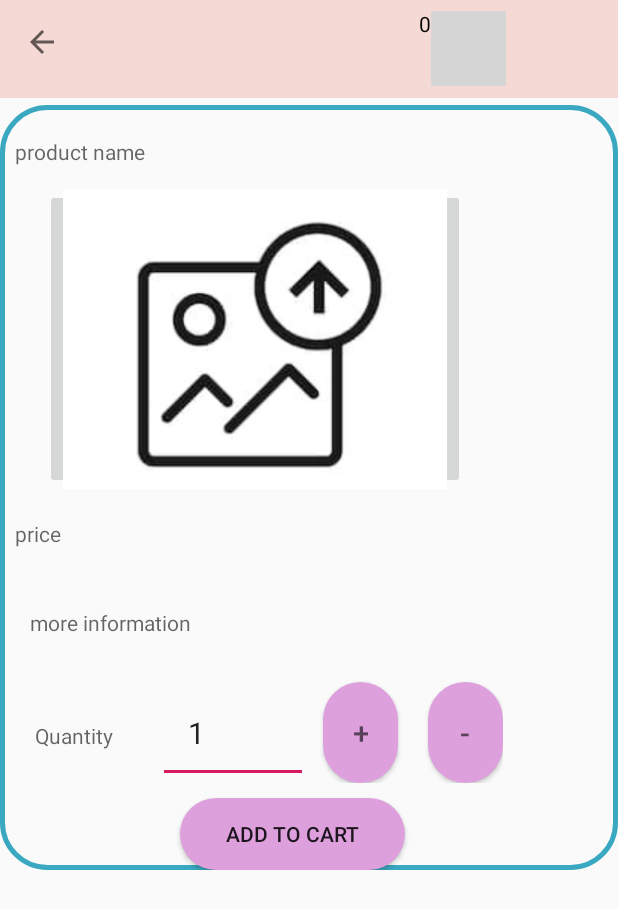
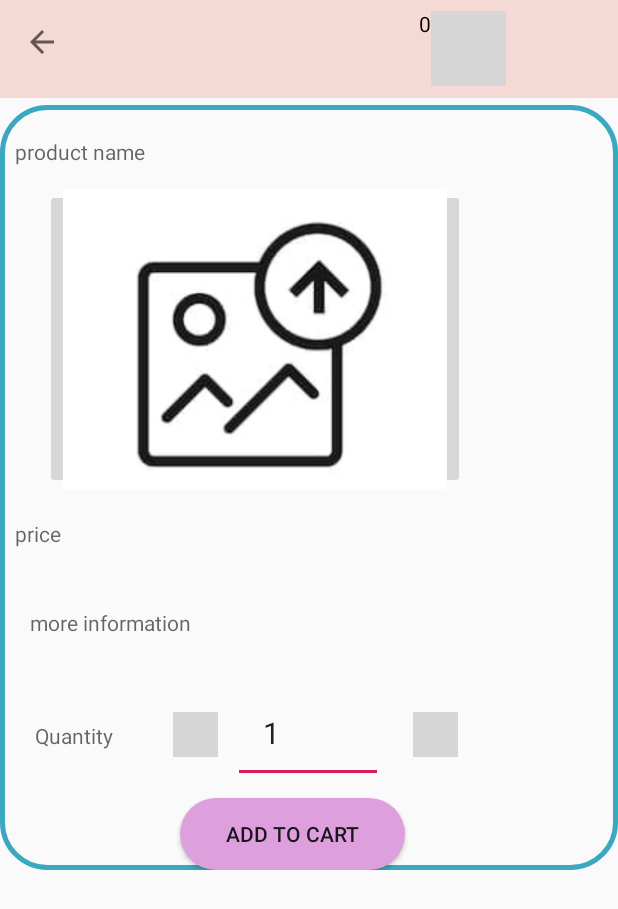
Before and after one commit to Randere1/Social_posting, an Android app: the alcoholClick screen opened directly, with no data from a screen before it, on a phone screen of 412 x 824 dp. Shown: the top 909 px of the screen. Run offline under Robolectric (Android 15) with nearby library versions, the phone set to English and light mode, and no system bars; our stand-ins replace CircleImageView, Firebase (no records; nobody signed in at launch, a user with empty details on screens opened directly), Picasso; pictures from the network do not load; 4 statements that could not run were skipped; grey boxes are pictures that could not be loaded.

Commit message:
Wines delivery app

```diff
--- a/app/src/main/java/com/example/mynangosia/alcoholClick.java
+++ b/app/src/main/java/com/example/mynangosia/alcoholClick.java
@@ -36,9 +36,8 @@ public class alcoholClick extends AppCompatActivity {
     Button d;
     private Toolbar mtoolbar;
     String id ,f,g ,i;
-    ImageButton j;
+    ImageButton j,add,subtract;
     EditText quantity;
-    Button add,subtract;
     int num1 = 1 ,num2= 1 ,sum;
     private FirebaseAuth mAuth, eAuth;
     private DatabaseReference users, Alcohols,cart;
@@ -128,9 +127,19 @@ CircleImageView carti;
                     public void onDataChange(@NonNull DataSnapshot dataSnapshot) {
                         if (dataSnapshot.exists()){
                             String b = dataSnapshot.child("FullName").getValue().toString();
-                            String c = dataSnapshot.child("username").getValue().toString();
+
 
                             String y = quantity.getText().toString();
+                            int v = Integer.parseInt(y);
+
+                            String o = discpost.getValue().toString();
+                            int r = Integer.parseInt(o);
+
+                            int c = v * r ;
+
+                            Toast.makeText(alcoholClick.this, "sum"+c, Toast.LENGTH_SHORT).show();
+
+                            String z = Integer.toString(c);
 
                             HashMap picpostmap = new HashMap();
 
@@ -140,6 +149,7 @@ CircleImageView carti;
                             picpostmap.put("Value", discpost.getValue());
                             picpostmap.put("Pic",discpost.getPic() );
                             picpostmap.put("quantity",y );
+                            picpostmap.put("total",z );
                             picpostmap.put("description",discpost.getDescription());
                             cart.child("Carts").child(b).child(discpost.getPk()).updateChildren(picpostmap).addOnCompleteListener(new OnCompleteListener() {
                                 @Override
--- a/app/src/main/res/layout/activity_alcohol_click.xml
+++ b/app/src/main/res/layout/activity_alcohol_click.xml
@@ -123,11 +123,21 @@
                         android:inputType="textMultiLine"
                         android:padding="20dp" />
 
+                    <ImageButton
+                        android:id="@+id/add"
+                        android:layout_marginLeft="10dp"
+                        android:layout_marginTop="30dp"
+                        android:background="@drawable/subtract"
+                        android:layout_width="30dp"
+                        android:layout_height="30dp"
+
+                        />
+
                     <EditText
                         android:id="@+id/quantity"
                         android:layout_width="100dp"
                         android:layout_height="wrap_content"
-                        android:layout_marginLeft="0dp"
+                        android:layout_marginLeft="10dp"
                         android:layout_marginTop="10dp"
                         android:textAlignment="textStart"
                         android:textSize="20dp"
@@ -136,33 +146,17 @@
                         android:inputType="number"
                         android:padding="20dp" />
 
-                    <Button
-                        android:id="@+id/add"
-                        android:layout_width="50dp"
-                        android:layout_height="wrap_content"
-                        android:layout_marginLeft="10dp"
-                        android:layout_marginTop="10dp"
-                        android:background="@drawable/post_btn"
-                        android:ems="10"
-                        android:hint="+"
-                        android:inputType="textMultiLine"
-                        android:padding="20dp"
-                        android:textAlignment="textStart"
-                        android:textSize="20dp" />
 
-                    <Button
+
+                    <ImageButton
                         android:id="@+id/subtract"
-                        android:layout_width="50dp"
-                        android:layout_height="wrap_content"
                         android:layout_marginLeft="20dp"
-                        android:layout_marginTop="10dp"
-                        android:background="@drawable/post_btn"
-                        android:ems="10"
-                        android:hint="-"
-                        android:inputType="textMultiLine"
-                        android:padding="20dp"
-                        android:textAlignment="center"
-                        android:textSize="20dp" />
+                        android:layout_marginTop="30dp"
+                        android:background="@drawable/add"
+                        android:layout_width="30dp"
+                        android:layout_height="30dp"
+
+                        />
 
                 </LinearLayout>
 
```
